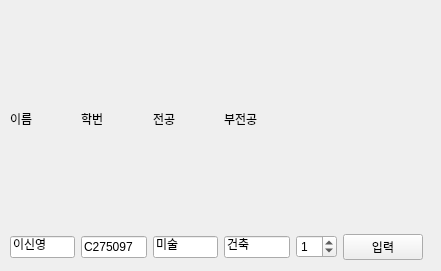
This is sub_tablewidget.ui in somsomi2/Python_Basic as Qt 5 draws it before an edit. The edited form follows.
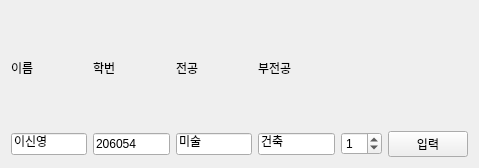
This is the edited form.

```diff
--- a/sub_tablewidget.ui
+++ b/sub_tablewidget.ui
@@ -6,95 +6,89 @@
    <rect>
     <x>0</x>
     <y>0</y>
-    <width>441</width>
-    <height>271</height>
+    <width>479</width>
+    <height>168</height>
    </rect>
   </property>
   <property name="windowTitle">
    <string>Form</string>
   </property>
-  <widget class="QWidget" name="gridLayoutWidget">
-   <property name="geometry">
-    <rect>
-     <x>10</x>
-     <y>9</y>
-     <width>413</width>
-     <height>251</height>
-    </rect>
-   </property>
+  <layout class="QVBoxLayout" name="verticalLayout">
+   <item>
    <layout class="QGridLayout" name="gridLayout">
-    <item row="3" column="0">
+     <item row="1" column="1">
+      <widget class="QLineEdit" name="lineEdit_snum">
+       <property name="text">
+        <string>206054</string>
+       </property>
+      </widget>
+     </item>
+     <item row="0" column="2">
+      <widget class="QLabel" name="label_3">
+       <property name="text">
+        <string>전공</string>
+       </property>
+      </widget>
+     </item>
+     <item row="1" column="4">
+      <widget class="QSpinBox" name="spinBox">
+       <property name="value">
+        <number>1</number>
+       </property>
+      </widget>
+     </item>
+     <item row="0" column="0">
+      <widget class="QLabel" name="label">
+       <property name="text">
+        <string>이름</string>
+       </property>
+      </widget>
+     </item>
+     <item row="0" column="3">
+      <widget class="QLabel" name="label_4">
+       <property name="text">
+        <string>부전공</string>
+       </property>
+      </widget>
+     </item>
+     <item row="1" column="3">
+      <widget class="QLineEdit" name="lineEdit_minor">
+       <property name="text">
+        <string>건축</string>
+       </property>
+      </widget>
+     </item>
+     <item row="0" column="1">
+      <widget class="QLabel" name="label_2">
+       <property name="text">
+        <string>학번</string>
+       </property>
+      </widget>
+     </item>
+     <item row="1" column="0">
      <widget class="QLineEdit" name="lineEdit_name">
       <property name="text">
        <string>이신영</string>
       </property>
      </widget>
     </item>
-    <item row="3" column="2">
+     <item row="1" column="2">
      <widget class="QLineEdit" name="lineEdit_major">
       <property name="text">
        <string>미술</string>
       </property>
      </widget>
     </item>
-    <item row="3" column="3">
-     <widget class="QLineEdit" name="lineEdit_minor">
-      <property name="text">
-       <string>건축</string>
-      </property>
-     </widget>
-    </item>
-    <item row="1" column="0">
-     <widget class="QLabel" name="label">
-      <property name="text">
-       <string>이름</string>
-      </property>
-     </widget>
-    </item>
-    <item row="3" column="5">
+     <item row="1" column="5">
      <widget class="QPushButton" name="pushButton">
       <property name="text">
        <string>입력</string>
       </property>
      </widget>
     </item>
-    <item row="1" column="2">
-     <widget class="QLabel" name="label_3">
-      <property name="text">
-       <string>전공</string>
-      </property>
-     </widget>
-    </item>
-    <item row="1" column="1">
-     <widget class="QLabel" name="label_2">
-      <property name="text">
-       <string>학번</string>
-      </property>
-     </widget>
-    </item>
-    <item row="1" column="3">
-     <widget class="QLabel" name="label_4">
-      <property name="text">
-       <string>부전공</string>
-      </property>
-     </widget>
-    </item>
-    <item row="3" column="1">
-     <widget class="QLineEdit" name="lineEdit_snum">
-      <property name="text">
-       <string>C275097</string>
-      </property>
-     </widget>
-    </item>
-    <item row="3" column="4">
-     <widget class="QSpinBox" name="spinBox">
-      <property name="value">
-       <number>1</number>
-      </property>
-     </widget>
-    </item>
-   </layout>
-  </widget>
+    </layout>
+   </item>
+  </layout>
  </widget>
  <resources/>
  <connections/>
```
Lines whose indentation alone changed are shown as unchanged.
